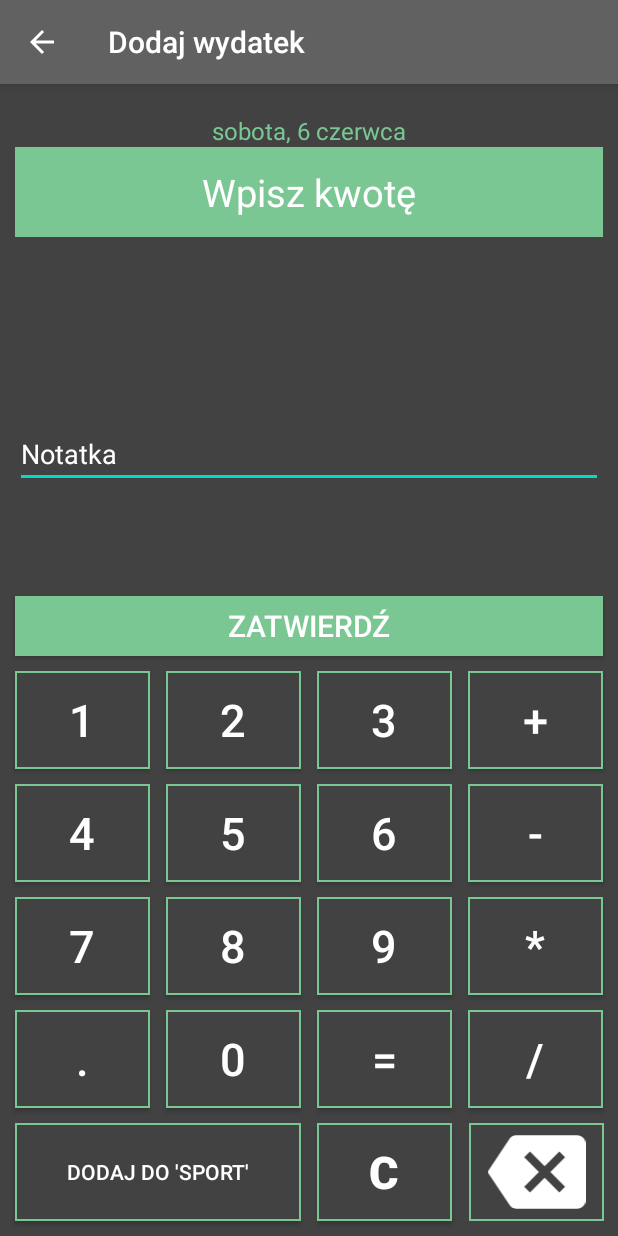
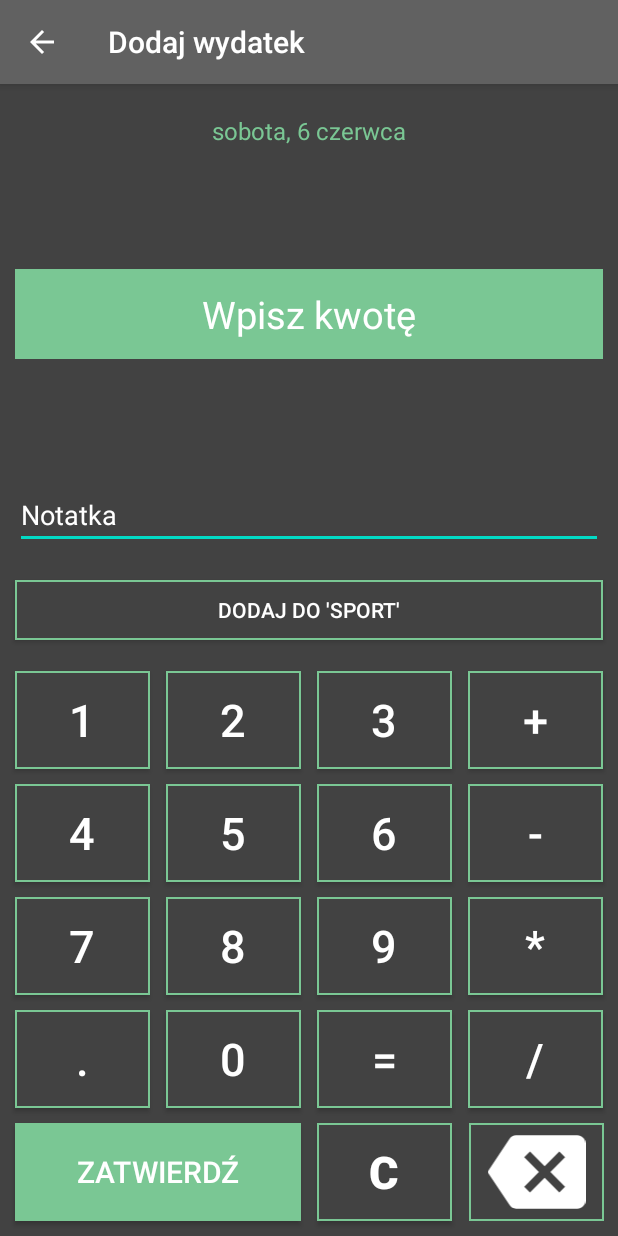
Before and after one commit to jaroslawlesniak/budzet-domowy, an Android app: the screen it shows after launch (TransactionManager), after a tap on an icon or button, on a phone screen of 412 x 824 dp. Run offline under Robolectric (Android 15) with nearby library versions, the phone set to English and light mode, and no system bars.

Commit message:
dodawanie transakcji i zmienione przyciski, sprawdzenie czy poprawne dane

```diff
--- a/app/src/main/java/edu/psm/budzetdomowy/TransactionManager.java
+++ b/app/src/main/java/edu/psm/budzetdomowy/TransactionManager.java
@@ -40,7 +40,7 @@ public class TransactionManager extends AppCompatActivity implements View.OnClic
     int transactionType;
 
     TextView dateTextView;
-    Button submitButton;
+    Button categoryButton;
     Spinner categoriesList;
     EditText editTextNote;
 
@@ -69,18 +69,17 @@ public class TransactionManager extends AppCompatActivity implements View.OnClic
         actionBar.setTitle(transactionType == Transaction.INCOME ? "Dodaj przychód" : "Dodaj wydatek");
 
         dateTextView = (TextView) findViewById(R.id.dateTextView);
-        submitButton = (Button) findViewById(R.id.submitButton);
+        categoryButton = (Button) findViewById(R.id.categoryButton);
         categoriesList = (Spinner) findViewById(R.id.categoriesList);
         editTextNote = findViewById(R.id.editTextNote);
 
 
         if(selectedCategory != null) {
-            submitButton.setText("Dodaj do '" + selectedCategory + "'");
+            categoryButton.setText("Dodaj do '" + selectedCategory + "'");
         }
 
         dateTextView.setOnClickListener(this);
-        submitButton.setOnClickListener(this);
-        editTextNote.setOnClickListener(this);
+        categoryButton.setOnClickListener(this);
 
         setDate();
         prepareSpinner();
@@ -104,7 +103,7 @@ public class TransactionManager extends AppCompatActivity implements View.OnClic
         findViewById(R.id.calcEqual).setOnClickListener(this);
         findViewById(R.id.calcDelete).setOnClickListener(this);
         findViewById(R.id.calcClear).setOnClickListener(this);
-        findViewById(R.id.zatwierdz).setOnClickListener(this);
+        findViewById(R.id.submitTransactionButton).setOnClickListener(this);
     }
 
     @Override
@@ -138,13 +137,13 @@ public class TransactionManager extends AppCompatActivity implements View.OnClic
                         calendar.get(Calendar.DAY_OF_MONTH)
                 ).show();
             break;
-            case R.id.submitButton:
+            case R.id.categoryButton:
                 if(selectedCategory == null) {
                     categoriesList.performClick();
                 }
                 break;
 
-            case R.id.zatwierdz:
+            case R.id.submitTransactionButton:
                 if (sb.length()<=0 || selectedCategory == null){
                 Toast.makeText(this, "wprowadź dane", Toast.LENGTH_SHORT).show();
                 break;
@@ -357,7 +356,7 @@ public class TransactionManager extends AppCompatActivity implements View.OnClic
 
                 if(!isFirstSelect) {
                     selectedCategory = selectedItem;
-                    submitButton.setText("Dodaj do '" + selectedCategory + "'");
+                    categoryButton.setText("Dodaj do '" + selectedCategory + "'");
                 }
 
                 isFirstSelect = false;
--- a/app/src/main/res/layout/activity_transaction_manager.xml
+++ b/app/src/main/res/layout/activity_transaction_manager.xml
@@ -86,7 +86,7 @@
         android:text="="
         android:textColor="@android:color/background_light"
         android:textSize="30sp"
-        app:layout_constraintBottom_toTopOf="@+id/submitButton"
+        app:layout_constraintBottom_toTopOf="@+id/submitTransactionButton"
         app:layout_constraintEnd_toStartOf="@+id/calcDivision"
         app:layout_constraintStart_toEndOf="@+id/calc0" />
 
@@ -274,19 +274,22 @@
         android:textAlignment="center"
         android:textColor="@android:color/background_light"
         android:textSize="25sp"
-        app:layout_constraintBottom_toTopOf="@+id/editText3"
+        app:layout_constraintBottom_toTopOf="@+id/editTextNote"
         app:layout_constraintEnd_toEndOf="parent"
         app:layout_constraintStart_toStartOf="parent"
         app:layout_constraintTop_toBottomOf="@+id/dateTextView" />
 
     <Button
-        android:id="@+id/submitButton"
+
+        android:id="@+id/submitTransactionButton"
+        android:text="Zatwierdź"
+        android:textColor="@android:color/background_light"
+        android:textSize="20dp"
+        android:background="@color/primaryColor"
+
         android:layout_width="0dp"
         android:layout_height="65dp"
         android:layout_marginStart="10dp"
-        android:background="@drawable/square_income"
-        android:text="Wybierz kategorię"
-        android:textColor="@android:color/background_light"
         app:layout_constraintBottom_toBottomOf="@+id/categoriesList"
         app:layout_constraintEnd_toEndOf="@+id/calc0"
         app:layout_constraintStart_toStartOf="parent" />
@@ -332,21 +335,22 @@
         app:layout_constraintStart_toStartOf="@+id/calcEqual" />
 
     <Button
-        android:id="@+id/zatwierdz"
+
+        android:id="@+id/categoryButton"
+        android:background="@drawable/square_income"
+        android:text="Wybierz kategorię"
+        android:textColor="@android:color/background_light"
+
         android:layout_width="0dp"
         android:layout_height="40dp"
         android:layout_marginTop="10dp"
         android:layout_marginBottom="10dp"
         android:layout_marginStart="10dp"
         android:layout_marginEnd="10dp"
-        android:text="Zatwierdź"
-        android:textColor="@android:color/background_light"
-        android:textSize="20dp"
-        android:background="@color/primaryColor"
         app:layout_constraintBottom_toTopOf="@+id/calc2"
         app:layout_constraintEnd_toEndOf="parent"
         app:layout_constraintHorizontal_bias="0.498"
         app:layout_constraintStart_toStartOf="parent"
-        app:layout_constraintTop_toBottomOf="@+id/editText3" />
+        app:layout_constraintTop_toBottomOf="@+id/editTextNote" />
 
 </androidx.constraintlayout.widget.ConstraintLayout>
```
